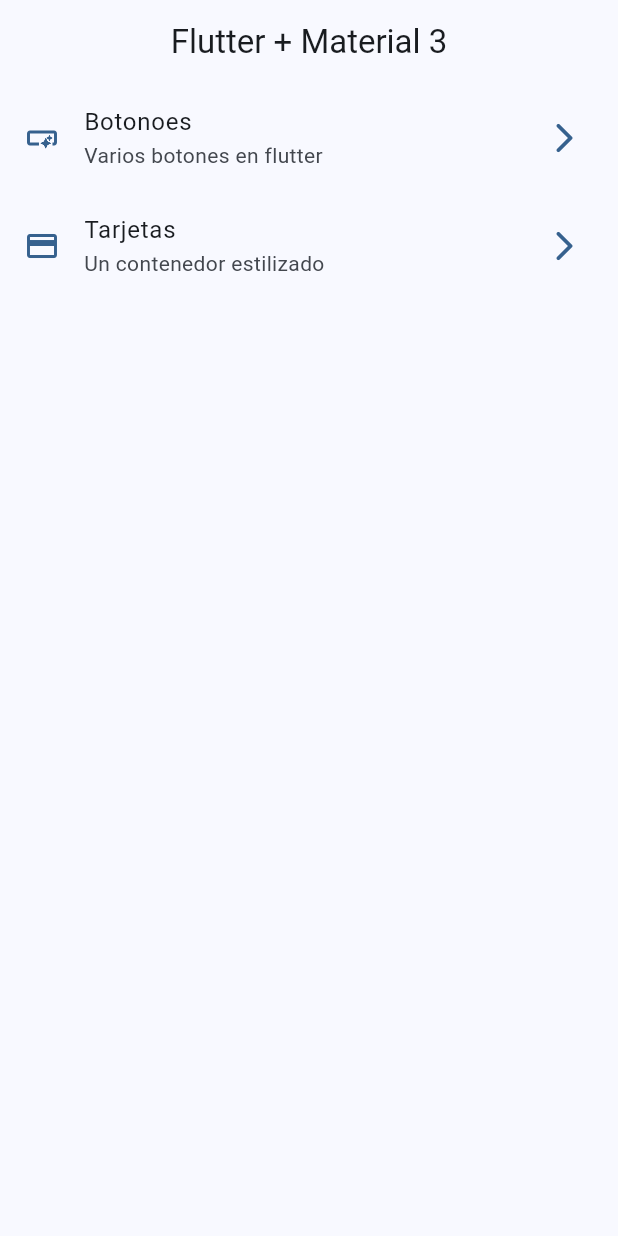
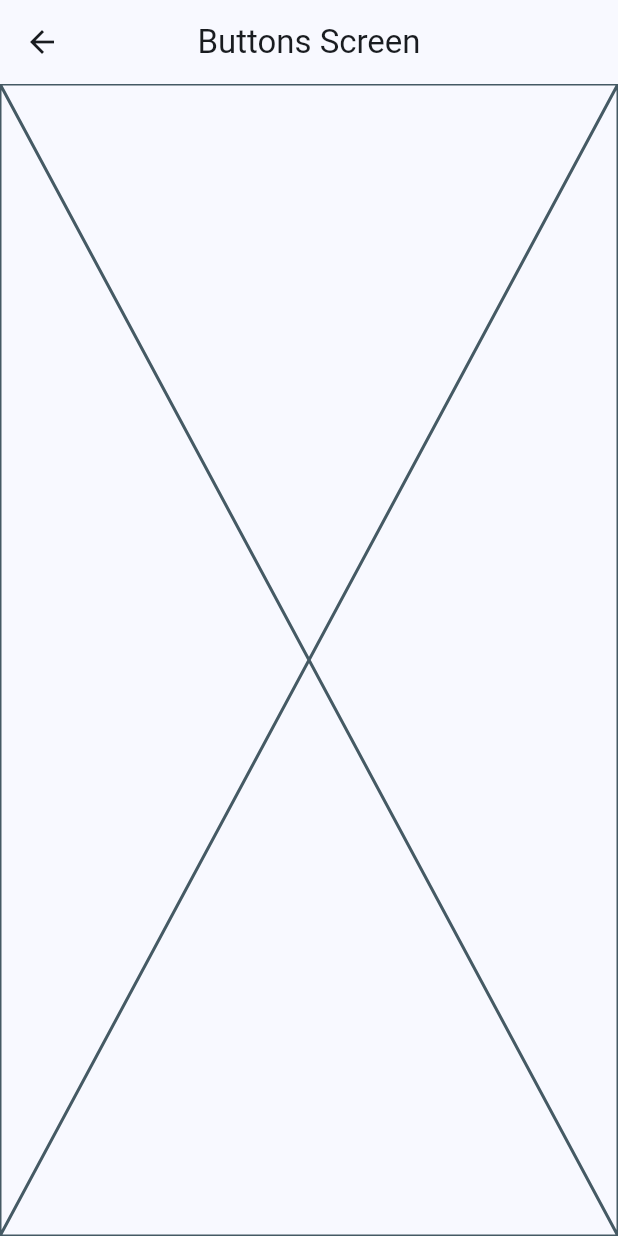
Before and after one commit to harojortiz/widgets-app, a Flutter app: the screen it shows after launch, after a tap on "Botonoes", on a phone screen of 412 x 824 dp. Run offline on Flutter 3.47's test engine with Material 3 defaults, Android fonts, the phone set to English and light mode, and no system bars.

```diff
--- a/lib/config/menu/menu_items.dart
+++ b/lib/config/menu/menu_items.dart
@@ -22,6 +22,6 @@ const appMenuItems = <MenuItems>[
   MenuItems(
       title: 'Tarjetas',
       subTitle: 'Un contenedor estilizado',
-      link: '/card',
+      link: '/cards',
       icon: Icons.credit_card),
 ];
--- a/lib/main.dart
+++ b/lib/main.dart
@@ -1,5 +1,7 @@
 import 'package:flutter/material.dart';
 import 'package:widgets_app/config/theme/app_theme.dart';
+import 'package:widgets_app/presentation/screens/buttons/buttons_screen.dart';
+import 'package:widgets_app/presentation/screens/cards/cards_screen.dart';
 import 'package:widgets_app/presentation/screens/home/home_screen.dart';
 
 void main() {
@@ -12,8 +14,13 @@ class MainApp extends StatelessWidget {
   @override
   Widget build(BuildContext context) {
     return MaterialApp(
-        debugShowCheckedModeBanner: false,
-        theme: AppTheme(selectedColor: 0).getTheme(),
-        home: const HomeScreen());
+      debugShowCheckedModeBanner: false,
+      theme: AppTheme(selectedColor: 0).getTheme(),
+      home: const HomeScreen(),
+      routes: {
+        '/buttons': (context) => const ButtonScreen(),
+        '/cards': (context) => const CardsScreen(),
+      },
+    );
   }
 }
--- /dev/null
+++ b/lib/presentation/screens/buttons/buttons_screen.dart
@@ -0,0 +1,15 @@
+import 'package:flutter/material.dart';
+
+class ButtonScreen extends StatelessWidget {
+  const ButtonScreen({super.key});
+
+  @override
+  Widget build(BuildContext context) {
+    return Scaffold(
+      appBar: AppBar(
+        title: const Text('Buttons Screen'),
+      ),
+      body: const Placeholder(),
+    );
+  }
+}
--- a/lib/presentation/screens/home/home_screen.dart
+++ b/lib/presentation/screens/home/home_screen.dart
@@ -1,7 +1,6 @@
-import 'dart:js_interop';
-
 import 'package:flutter/material.dart';
 import 'package:widgets_app/config/menu/menu_items.dart';
+import 'package:widgets_app/presentation/screens/buttons/buttons_screen.dart';
 
 class HomeScreen extends StatelessWidget {
   const HomeScreen({super.key});
@@ -50,7 +49,13 @@ class _CustomListTile extends StatelessWidget {
       title: Text(menuItem.title),
       subtitle: Text(menuItem.subTitle),
       onTap: () {
-        // TODO: NAVEGAR A OTRA PANTALLA
+        //Navigator.of(context).push(
+        //  MaterialPageRoute(
+        //    builder: (context) => const ButtonScreen(),
+        //  ),
+        //);
+
+        Navigator.pushNamed(context, menuItem.link);
       },
     );
   }
```
Also changed, not shown: lib/presentation/screens/cards/cards_screen.dart (added, +15 -0 lines).
